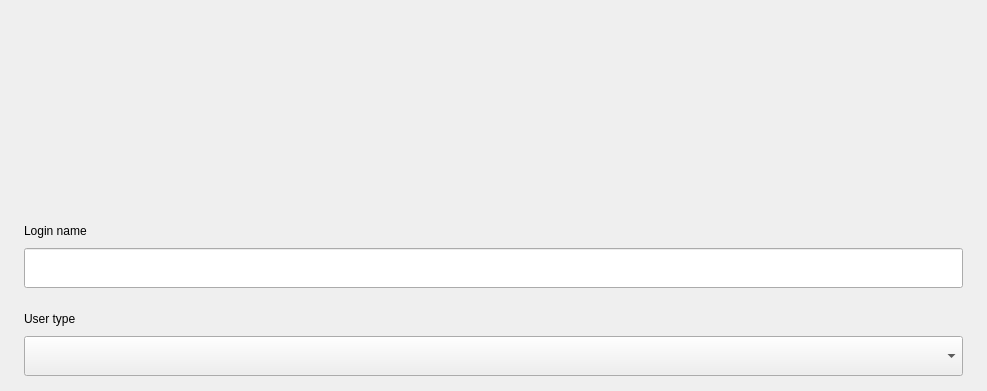
Qt form src/pages/create-user-page/create-user-page.ui (openeuler-mirror/kiran-control-panel) before a commit; both pictures show x 0 to 987 and y 0 to 391 of the 987 by 768 pixel window.
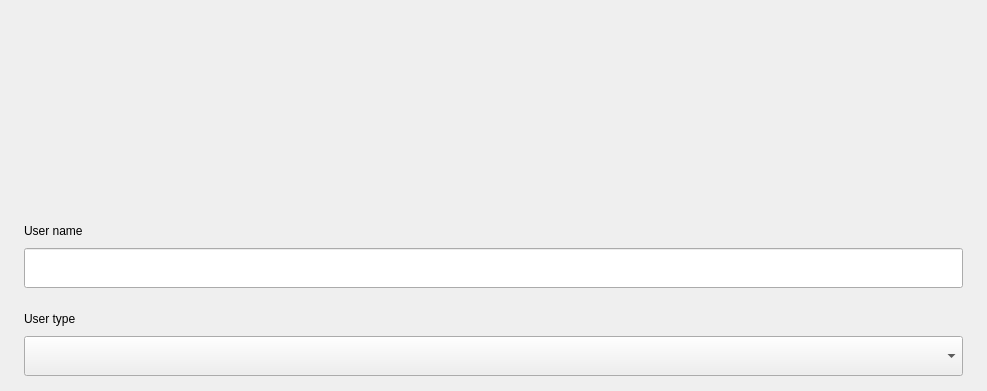
The same form after that commit. Custom widgets are drawn as their Qt base class.

Commit message:
refactor(LoginName): change Login Name to User Name
- 修改"登录名"为"用户名"

```diff
--- a/src/pages/create-user-page/create-user-page.ui
+++ b/src/pages/create-user-page/create-user-page.ui
@@ -98,7 +98,7 @@
      <item>
       <widget class="QLabel" name="label_name">
        <property name="text">
-        <string>Login name</string>
+        <string>User name</string>
        </property>
       </widget>
      </item>
```
The commit also changes 1 other file.
